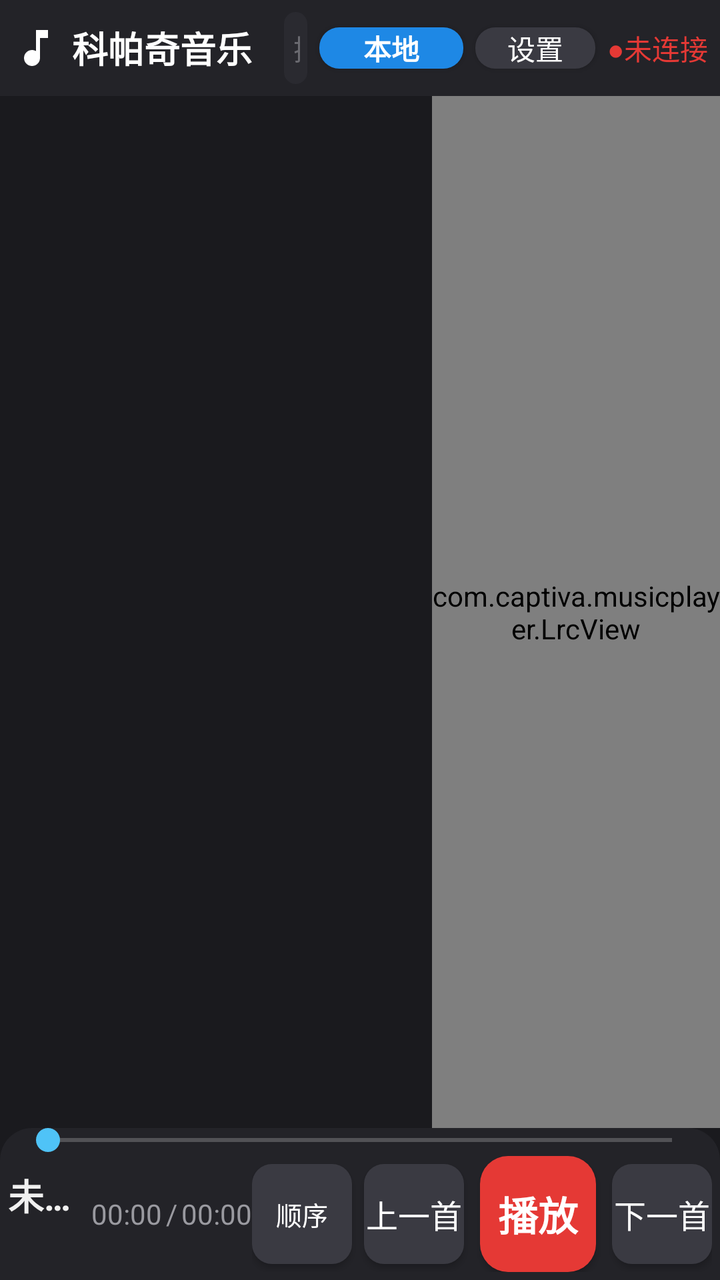
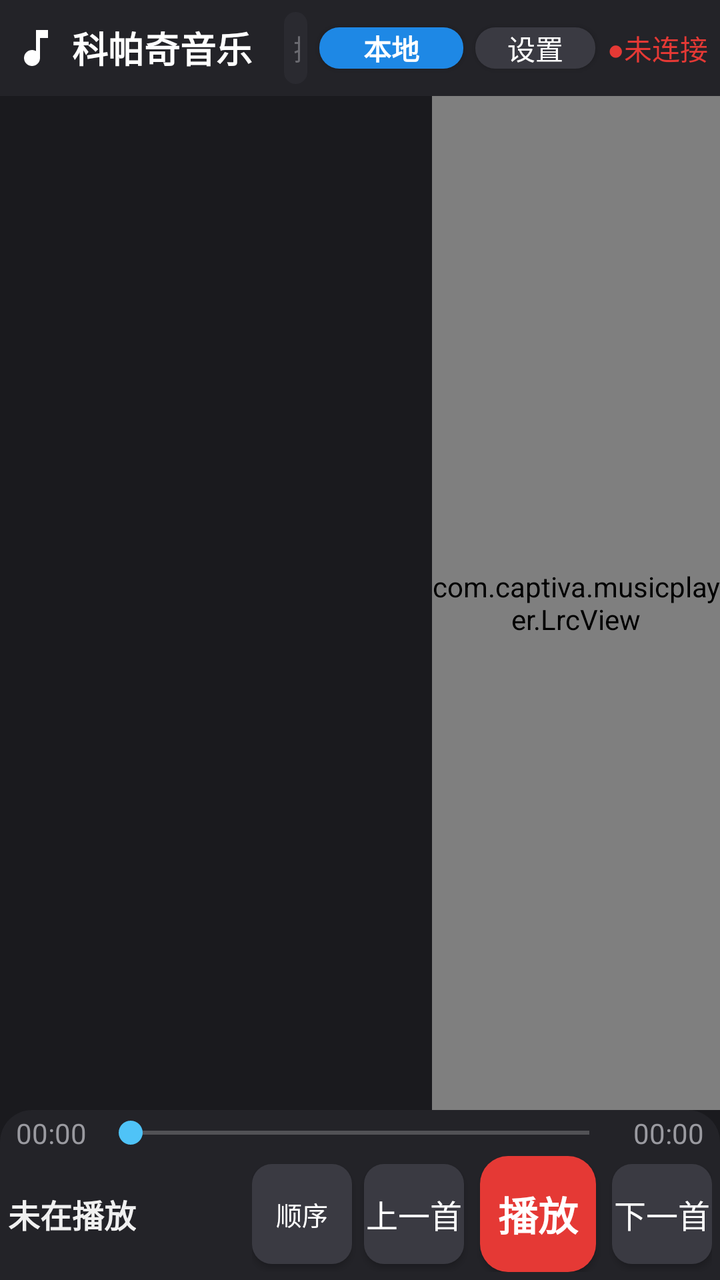

Compare the two renders of this Android layout. The source of the first and the diff that turns it into the second are given below.
<!-- AndroidManifest.xml: application theme Theme.CaptivaMusic -->
<!-- res/layout/activity_main.xml -->
<?xml version="1.0" encoding="utf-8"?>
<LinearLayout xmlns:android="http://schemas.android.com/apk/res/android"
    android:layout_width="match_parent"
    android:layout_height="match_parent"
    android:orientation="vertical"
    android:background="@color/bg_main">

    
    <LinearLayout
        android:layout_width="match_parent"
        android:layout_height="wrap_content"
        android:orientation="horizontal"
        android:gravity="center_vertical"
        android:padding="@dimen/title_bar_padding"
        android:background="@color/bg_title_bar">

        <ImageView
            android:layout_width="24dp"
            android:layout_height="24dp"
            android:src="@drawable/ic_music_note"
            android:contentDescription="@string/app_name" />

        <TextView
            android:layout_width="wrap_content"
            android:layout_height="wrap_content"
            android:layout_marginStart="6dp"
            android:layout_marginLeft="6dp"
            android:text="@string/app_name"
            android:textColor="@color/text_title"
            android:textSize="@dimen/title_text_size"
            android:textStyle="bold" />

        <TextView
            android:id="@+id/tv_count"
            android:layout_width="wrap_content"
            android:layout_height="wrap_content"
            android:layout_marginStart="8dp"
            android:layout_marginLeft="8dp"
            android:textColor="@color/text_secondary"
            android:textSize="@dimen/sub_text_size" />

        
        <EditText
            android:id="@+id/et_search"
            android:layout_width="0dp"
            android:layout_height="@dimen/search_height"
            android:layout_weight="1"
            android:layout_marginStart="8dp"
            android:layout_marginLeft="8dp"
            android:background="@drawable/bg_search"
            android:hint="搜索本地歌曲、歌手、专辑..."
            android:textColorHint="@color/search_hint"
            android:textColor="@color/text_primary"
            android:textSize="@dimen/search_text_size"
            android:paddingLeft="@dimen/search_padding"
            android:paddingRight="@dimen/search_padding"
            android:singleLine="true"
            android:imeOptions="actionSearch"
            android:inputType="text" />

        
        <Button
            android:id="@+id/btn_source"
            android:layout_width="wrap_content"
            android:layout_height="wrap_content"
            android:layout_marginStart="6dp"
            android:layout_marginLeft="6dp"
            android:minWidth="72dp"
            android:minHeight="0dp"
            android:background="@drawable/bg_btn_source_local"
            android:text="本地"
            android:textColor="#FFFFFF"
            android:textStyle="bold"
            android:textSize="@dimen/sub_text_size" />

        
        <Button
            android:id="@+id/btn_settings"
            android:layout_width="wrap_content"
            android:layout_height="wrap_content"
            android:layout_marginStart="6dp"
            android:layout_marginLeft="6dp"
            android:minWidth="60dp"
            android:minHeight="0dp"
            android:background="@drawable/bg_btn"
            android:text="设置"
            android:textColor="@color/btn_text"
            android:textSize="@dimen/sub_text_size" />

        
        <TextView
            android:id="@+id/tv_server_status"
            android:layout_width="wrap_content"
            android:layout_height="wrap_content"
            android:layout_marginStart="6dp"
            android:layout_marginLeft="6dp"
            android:text="●未连接"
            android:textColor="@color/server_status_disconnected"
            android:textSize="@dimen/sub_text_size"
            android:singleLine="true" />
    </LinearLayout>

    
    <LinearLayout
        android:layout_width="match_parent"
        android:layout_height="0dp"
        android:layout_weight="1"
        android:orientation="horizontal">

        
        <FrameLayout
            android:layout_width="0dp"
            android:layout_height="match_parent"
            android:layout_weight="3">

            <androidx.recyclerview.widget.RecyclerView
                android:id="@+id/rv_list"
                android:layout_width="match_parent"
                android:layout_height="match_parent"
                android:scrollbars="vertical"
                android:overScrollMode="ifContentScrolls" />

            <TextView
                android:id="@+id/tv_empty"
                android:layout_width="wrap_content"
                android:layout_height="wrap_content"
                android:layout_gravity="center"
                android:textColor="@color/text_secondary"
                android:textSize="@dimen/sub_text_size"
                android:visibility="gone" />
        </FrameLayout>

        
        <com.captiva.musicplayer.LrcView
            android:id="@+id/lrc_view"
            android:layout_width="0dp"
            android:layout_height="match_parent"
            android:layout_weight="2" />
    </LinearLayout>

    
    <LinearLayout
        android:layout_width="match_parent"
        android:layout_height="wrap_content"
        android:orientation="vertical"
        android:paddingLeft="@dimen/control_bar_padding"
        android:paddingRight="@dimen/control_bar_padding"
        android:paddingTop="0dp"
        android:paddingBottom="@dimen/control_bar_padding"
        android:background="@drawable/bg_control_bar">

        
        <SeekBar
            android:id="@+id/sb_progress"
            android:layout_width="match_parent"
            android:layout_height="@dimen/seekbar_height"
            android:minHeight="@dimen/seekbar_height"
            android:maxHeight="@dimen/seekbar_height"
            android:layout_marginLeft="4dp"
            android:layout_marginRight="4dp"
            android:progressTint="@color/accent"
            android:thumbTint="@color/accent" />

        
        <LinearLayout
            android:layout_width="match_parent"
            android:layout_height="wrap_content"
            android:orientation="horizontal"
            android:gravity="center_vertical"
            android:layout_marginTop="@dimen/control_row_margin">

            
            <LinearLayout
                android:layout_width="0dp"
                android:layout_height="wrap_content"
                android:layout_weight="1"
                android:orientation="vertical">

                <TextView
                    android:id="@+id/tv_now_title"
                    android:layout_width="match_parent"
                    android:layout_height="wrap_content"
                    android:singleLine="true"
                    android:ellipsize="end"
                    android:text="未在播放"
                    android:textColor="@color/text_primary"
                    android:textSize="@dimen/now_title_text_size"
                    android:textStyle="bold" />

                <TextView
                    android:id="@+id/tv_now_artist"
                    android:layout_width="match_parent"
                    android:layout_height="wrap_content"
                    android:singleLine="true"
                    android:ellipsize="end"
                    android:textColor="@color/text_secondary"
                    android:textSize="@dimen/sub_text_size" />
            </LinearLayout>

            
            <LinearLayout
                android:layout_width="wrap_content"
                android:layout_height="wrap_content"
                android:orientation="horizontal"
                android:layout_gravity="center_vertical"
                android:gravity="center_vertical"
                android:layout_marginLeft="8dp">

                <TextView
                    android:id="@+id/tv_current_time"
                    android:layout_width="wrap_content"
                    android:layout_height="wrap_content"
                    android:text="00:00"
                    android:textColor="@color/text_secondary"
                    android:textSize="@dimen/time_text_size" />

                <TextView
                    android:layout_width="wrap_content"
                    android:layout_height="wrap_content"
                    android:layout_marginLeft="2dp"
                    android:layout_marginRight="2dp"
                    android:text="/"
                    android:textColor="@color/text_secondary"
                    android:textSize="@dimen/time_text_size" />

                <TextView
                    android:id="@+id/tv_total_time"
                    android:layout_width="wrap_content"
                    android:layout_height="wrap_content"
                    android:text="00:00"
                    android:textColor="@color/text_secondary"
                    android:textSize="@dimen/time_text_size" />
            </LinearLayout>

            
            <LinearLayout
                android:layout_width="wrap_content"
                android:layout_height="wrap_content"
                android:orientation="horizontal"
                android:gravity="center_vertical">

                <Button
                    android:id="@+id/btn_mode"
                    android:layout_width="@dimen/btn_size"
                    android:layout_height="@dimen/btn_size"
                    android:background="@drawable/bg_btn"
                    android:text="顺序"
                    android:textColor="@color/btn_text"
                    android:textSize="13sp" />

                <Button
                    android:id="@+id/btn_prev"
                    android:layout_width="@dimen/btn_size"
                    android:layout_height="@dimen/btn_size"
                    android:layout_marginLeft="6dp"
                    android:background="@drawable/bg_btn"
                    android:text="上一首"
                    android:textColor="@color/btn_text"
                    android:textSize="@dimen/btn_text_size" />

                <Button
                    android:id="@+id/btn_play"
                    android:layout_width="@dimen/btn_size_play"
                    android:layout_height="@dimen/btn_size_play"
                    android:layout_marginLeft="8dp"
                    android:layout_marginRight="8dp"
                    android:background="@drawable/bg_btn_paused"
                    android:text="播放"
                    android:textColor="@color/btn_paused_text"
                    android:textSize="@dimen/btn_play_text_size"
                    android:textStyle="bold" />

                <Button
                    android:id="@+id/btn_next"
                    android:layout_width="@dimen/btn_size"
                    android:layout_height="@dimen/btn_size"
                    android:background="@drawable/bg_btn"
                    android:text="下一首"
                    android:textColor="@color/btn_text"
                    android:textSize="@dimen/btn_text_size" />
            </LinearLayout>
        </LinearLayout>
    </LinearLayout>

</LinearLayout>
<!-- resources referenced by this layout -->
<resources>
  <color name="accent">#4FC3F7</color>
  <color name="bg_main">#1A1A1E</color>
  <color name="bg_title_bar">#232328</color>
  <color name="btn_paused_text">#FFFFFF</color>
  <color name="btn_text">#FFFFFF</color>
  <color name="search_hint">#6A6A70</color>
  <color name="server_status_disconnected">#E53935</color>
  <color name="text_primary">#F0F0F0</color>
  <color name="text_secondary">#9A9AA0</color>
  <color name="text_title">#FFFFFF</color>
  <dimen name="btn_play_text_size">20sp</dimen>
  <dimen name="btn_size">50dp</dimen>
  <dimen name="btn_size_play">58dp</dimen>
  <dimen name="btn_text_size">16sp</dimen>
  <dimen name="control_bar_padding">4dp</dimen>
  <dimen name="control_row_margin">2dp</dimen>
  <dimen name="now_title_text_size">18sp</dimen>
  <dimen name="search_height">36dp</dimen>
  <dimen name="search_padding">8dp</dimen>
  <dimen name="search_text_size">14sp</dimen>
  <dimen name="seekbar_height">12dp</dimen>
  <dimen name="sub_text_size">14sp</dimen>
  <dimen name="time_text_size">14sp</dimen>
  <dimen name="title_bar_padding">6dp</dimen>
  <dimen name="title_text_size">18sp</dimen>
  <!-- drawable bg_btn (drawable) -->
  <?xml version="1.0" encoding="utf-8"?>
  <selector xmlns:android="http://schemas.android.com/apk/res/android">
      <item android:state_pressed="true">
          <shape android:shape="rectangle">
              <solid android:color="#55555D" />
              <corners android:radius="10dp" />
          </shape>
      </item>
      <item>
          <shape android:shape="rectangle">
              <solid android:color="@color/btn_bg" />
              <corners android:radius="10dp" />
          </shape>
      </item>
  </selector>
  <!-- drawable bg_control_bar (drawable) -->
  <?xml version="1.0" encoding="utf-8"?>
  <shape xmlns:android="http://schemas.android.com/apk/res/android"
      android:shape="rectangle">
      <solid android:color="@color/bg_control_bar" />
      <corners
          android:topLeftRadius="16dp"
          android:topRightRadius="16dp"
          android:bottomLeftRadius="0dp"
          android:bottomRightRadius="0dp" />
  </shape>
  <!-- drawable bg_search (drawable) -->
  <?xml version="1.0" encoding="utf-8"?>
  <shape xmlns:android="http://schemas.android.com/apk/res/android"
      android:shape="rectangle">
      <solid android:color="@color/search_bg" />
      <corners android:radius="22dp" />
  </shape>
  <!-- drawable ic_music_note (drawable) -->
  <?xml version="1.0" encoding="utf-8"?>
  <vector xmlns:android="http://schemas.android.com/apk/res/android"
      android:width="24dp"
      android:height="24dp"
      android:viewportWidth="24"
      android:viewportHeight="24">
      <path
          android:fillColor="#FFFFFF"
          android:pathData="M12,3v10.55c-0.59,-0.34 -1.27,-0.55 -2,-0.55 -2.21,0 -4,1.79 -4,4s1.79,4 4,4 4,-1.79 4,-4V7h4V3h-6z" />
  </vector>
  <string name="app_name">科帕奇音乐</string>
  <style name="Theme.CaptivaMusic" parent="Theme.AppCompat.NoActionBar">
          <item name="colorPrimary">@color/accent</item>
          <item name="colorPrimaryDark">@color/bg_title_bar</item>
          <item name="colorAccent">@color/accent</item>
          <item name="android:windowBackground">@color/bg_main</item>
          <item name="android:statusBarColor">@color/bg_title_bar</item>
          <item name="android:textColorPrimary">@color/text_primary</item>
      </style>
  <color name="btn_bg">#3A3A42</color>
  <color name="btn_paused_bg">#E53935</color>
  <color name="bg_control_bar">#232328</color>
  <color name="search_bg">#2A2A30</color>
  <!-- unchanged entries left out for length: 2 -->
</resources>

<!-- the commit's change to res/layout/activity_main.xml (unified diff, before → after) -->
@@ -145,91 +145,85 @@
         android:orientation="vertical"
         android:paddingLeft="@dimen/control_bar_padding"
         android:paddingRight="@dimen/control_bar_padding"
-        android:paddingTop="0dp"
+        android:paddingTop="2dp"
         android:paddingBottom="@dimen/control_bar_padding"
         android:background="@drawable/bg_control_bar">
 
         
-        <SeekBar
-            android:id="@+id/sb_progress"
-            android:layout_width="match_parent"
-            android:layout_height="@dimen/seekbar_height"
-            android:minHeight="@dimen/seekbar_height"
-            android:maxHeight="@dimen/seekbar_height"
-            android:layout_marginLeft="4dp"
-            android:layout_marginRight="4dp"
-            android:progressTint="@color/accent"
-            android:thumbTint="@color/accent" />
-
-        
         <LinearLayout
             android:layout_width="match_parent"
             android:layout_height="wrap_content"
             android:orientation="horizontal"
             android:gravity="center_vertical"
-            android:layout_marginTop="@dimen/control_row_margin">
+            android:layout_marginLeft="4dp"
+            android:layout_marginRight="4dp">
+
+            <TextView
+                android:id="@+id/tv_current_time"
+                android:layout_width="wrap_content"
+                android:layout_height="wrap_content"
+                android:text="00:00"
+                android:textColor="@color/text_secondary"
+                android:textSize="@dimen/time_text_size"
+                android:layout_marginRight="6dp" />
+
+            <SeekBar
+                android:id="@+id/sb_progress"
+                android:layout_width="0dp"
+                android:layout_height="@dimen/seekbar_height"
+                android:layout_weight="1"
+                android:minHeight="@dimen/seekbar_height"
+                android:maxHeight="@dimen/seekbar_height"
+                android:progressTint="@color/accent"
+                android:thumbTint="@color/accent" />
+
+            <TextView
+                android:id="@+id/tv_total_time"
+                android:layout_width="wrap_content"
+                android:layout_height="wrap_content"
+                android:text="00:00"
+                android:textColor="@color/text_secondary"
+                android:textSize="@dimen/time_text_size"
+                android:layout_marginLeft="6dp" />
+        </LinearLayout>
+
+        
+        <LinearLayout
+            android:layout_width="match_parent"
+            android:layout_height="wrap_content"
+            android:orientation="horizontal"
+            android:gravity="center_vertical"
+            android:layout_marginTop="2dp">
 
             
             <LinearLayout
                 android:layout_width="0dp"
                 android:layout_height="wrap_content"
                 android:layout_weight="1"
-                android:orientation="vertical">
+                android:orientation="horizontal"
+                android:gravity="center_vertical">
 
                 <TextView
                     android:id="@+id/tv_now_title"
-                    android:layout_width="match_parent"
+                    android:layout_width="wrap_content"
                     android:layout_height="wrap_content"
                     android:singleLine="true"
                     android:ellipsize="end"
                     android:text="未在播放"
                     android:textColor="@color/text_primary"
                     android:textSize="@dimen/now_title_text_size"
-                    android:textStyle="bold" />
+                    android:textStyle="bold"
+                    android:layout_marginRight="8dp" />
 
                 <TextView
                     android:id="@+id/tv_now_artist"
-                    android:layout_width="match_parent"
+                    android:layout_width="0dp"
                     android:layout_height="wrap_content"
+                    android:layout_weight="1"
                     android:singleLine="true"
                     android:ellipsize="end"
                     android:textColor="@color/text_secondary"
                     android:textSize="@dimen/sub_text_size" />
-            </LinearLayout>
-
-            
-            <LinearLayout
-                android:layout_width="wrap_content"
-                android:layout_height="wrap_content"
-                android:orientation="horizontal"
-                android:layout_gravity="center_vertical"
-                android:gravity="center_vertical"
-                android:layout_marginLeft="8dp">
-
-                <TextView
-                    android:id="@+id/tv_current_time"
-                    android:layout_width="wrap_content"
-                    android:layout_height="wrap_content"
-                    android:text="00:00"
-                    android:textColor="@color/text_secondary"
-                    android:textSize="@dimen/time_text_size" />
-
-                <TextView
-                    android:layout_width="wrap_content"
-                    android:layout_height="wrap_content"
-                    android:layout_marginLeft="2dp"
-                    android:layout_marginRight="2dp"
-                    android:text="/"
-                    android:textColor="@color/text_secondary"
-                    android:textSize="@dimen/time_text_size" />
-
-                <TextView
-                    android:id="@+id/tv_total_time"
-                    android:layout_width="wrap_content"
-                    android:layout_height="wrap_content"
-                    android:text="00:00"
-                    android:textColor="@color/text_secondary"
-                    android:textSize="@dimen/time_text_size" />
             </LinearLayout>
 
             
<!-- resource entries referenced after the edit -->
@@ -15,8 +15,7 @@
   <dimen name="btn_size_play">58dp</dimen>
   <dimen name="btn_text_size">16sp</dimen>
   <dimen name="control_bar_padding">4dp</dimen>
-  <dimen name="control_row_margin">2dp</dimen>
-  <dimen name="now_title_text_size">18sp</dimen>
+  <dimen name="now_title_text_size">16sp</dimen>
   <dimen name="search_height">36dp</dimen>
   <dimen name="search_padding">8dp</dimen>
   <dimen name="search_text_size">14sp</dimen>
